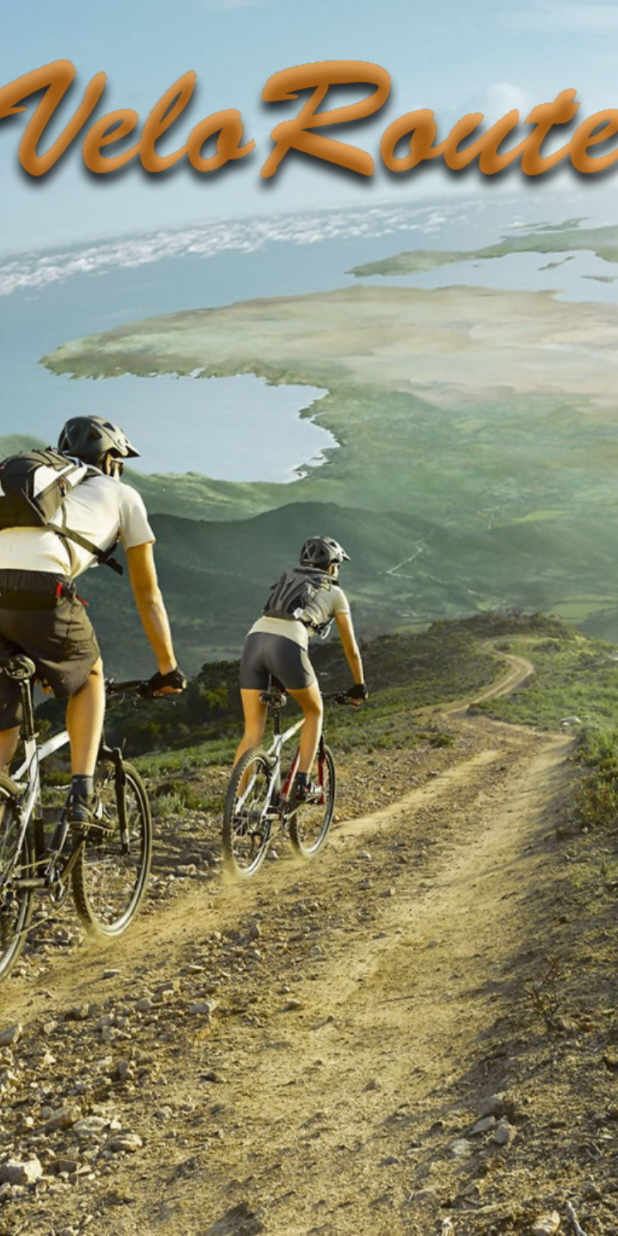
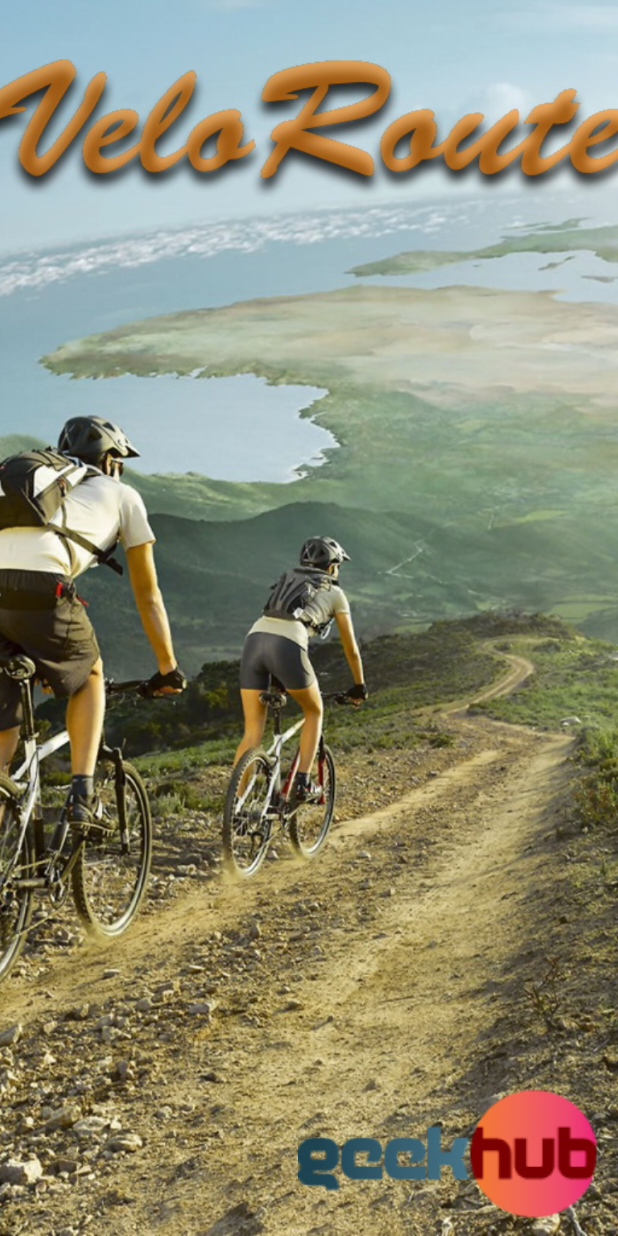
Before and after one commit to NikPikhmanets/VeloRoute, an Android app: the layout activity_splash.xml on its own in the app's theme, with its tools: preview values and no code run, on a phone screen of 412 x 824 dp. Run offline under Robolectric (Android 15) with nearby library versions, the phone set to English and light mode, and no system bars.

Commit message:
add icon, change splash

```diff
--- a/app/src/main/java/com/nikpikhmanets/veloroute/SplashActivity.java
+++ b/app/src/main/java/com/nikpikhmanets/veloroute/SplashActivity.java
@@ -1,9 +1,8 @@
 package com.nikpikhmanets.veloroute;
 
 import android.content.Intent;
-import android.os.Handler;
+import android.os.Bundle;
 import android.support.v7.app.AppCompatActivity;
-import android.os.Bundle;
 
 public class SplashActivity extends AppCompatActivity {
 
@@ -11,13 +10,12 @@
     protected void onCreate(Bundle savedInstanceState) {
         super.onCreate(savedInstanceState);
         setContentView(R.layout.activity_splash);
-        new Handler().postDelayed(new Runnable() {
-            @Override
-            public void run() {
+//        new Handler().postDelayed(new Runnable() {
+//            @Override
+//            public void run() {
                 startActivity(new Intent(SplashActivity.this, MainActivity.class));
                 finish();
-            }
-        }, 2000);
-
+//            }
+//        }, 2000);
     }
 }
--- a/app/src/main/res/layout/activity_splash.xml
+++ b/app/src/main/res/layout/activity_splash.xml
@@ -1,5 +1,5 @@
 <?xml version="1.0" encoding="utf-8"?>
-<LinearLayout
+<RelativeLayout
     xmlns:android="http://schemas.android.com/apk/res/android"
     android:orientation="vertical"
     android:layout_width="match_parent"
@@ -11,4 +11,14 @@
         android:src="@drawable/splash"
         android:scaleType="centerCrop"/>
 
-</LinearLayout>
+    <ImageView
+        android:layout_width="wrap_content"
+        android:layout_height="wrap_content"
+        android:src="@drawable/geekhub"
+        android:id="@+id/imageView4"
+        android:layout_marginEnd="13dp"
+        android:layout_alignParentBottom="true"
+        android:layout_alignParentEnd="true"
+        android:layout_marginBottom="12dp" />
+
+</RelativeLayout>
```
Also changed, not shown: app/src/main/ic_launcher-web.png (added), app/src/main/res/drawable/geekhub.png, app/src/main/res/mipmap-hdpi/ic_launcher.png, app/src/main/res/mipmap-mdpi/ic_launcher.png, app/src/main/res/mipmap-xhdpi/ic_launcher.png, app/src/main/res/mipmap-xxhdpi/ic_launcher.png, app/src/main/res/mipmap-xxxhdpi/ic_launcher.png.
